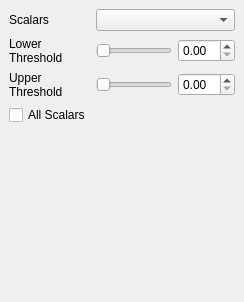
Before: the Qt Designer form Qt/Components/Resources/UI/pqThresholdPanel.ui in wildmichael/ParaView3-enhancements-old, drawn with Qt 5.
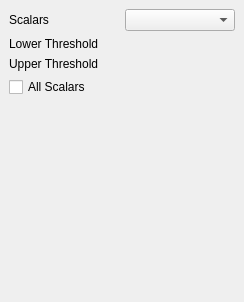
After: the same form once the commit is applied. Custom widgets are drawn as their Qt base class.

Commit message: ENH:  Remove double spin boxes and replace them with slider/line edit's       Also fixes bugs 4451, 4699.

```diff
--- a/Qt/Components/Resources/UI/pqThresholdPanel.ui
+++ b/Qt/Components/Resources/UI/pqThresholdPanel.ui
@@ -51,17 +51,7 @@
       <number>6</number>
      </property>
      <item>
-      <widget class="QSlider" name="UpperThresholdSlider" >
-       <property name="maximum" >
-        <number>100</number>
-       </property>
-       <property name="orientation" >
-        <enum>Qt::Horizontal</enum>
-       </property>
-      </widget>
-     </item>
-     <item>
-      <widget class="QDoubleSpinBox" name="ThresholdBetween_Spin_1" />
+      <widget class="pqDoubleRangeWidget" name="ThresholdBetween_1" />
      </item>
     </layout>
    </item>
@@ -94,17 +84,7 @@
       <number>6</number>
      </property>
      <item>
-      <widget class="QSlider" name="LowerThresholdSlider" >
-       <property name="maximum" >
-        <number>100</number>
-       </property>
-       <property name="orientation" >
-        <enum>Qt::Horizontal</enum>
-       </property>
-      </widget>
-     </item>
-     <item>
-      <widget class="QDoubleSpinBox" name="ThresholdBetween_Spin_0" />
+      <widget class="pqDoubleRangeWidget" name="ThresholdBetween_0" />
      </item>
     </layout>
    </item>
@@ -120,7 +100,13 @@
    </item>
   </layout>
  </widget>
- <pixmapfunction></pixmapfunction>
+ <customwidgets>
+  <customwidget>
+   <class>pqDoubleRangeWidget</class>
+   <extends>QWidget</extends>
+   <header>pqDoubleRangeWidget.h</header>
+  </customwidget>
+ </customwidgets>
  <resources/>
  <connections/>
 </ui>
```
Left out of the diff: 3 changed lines with no effect on the pictures. The commit also changes 14 other files.
